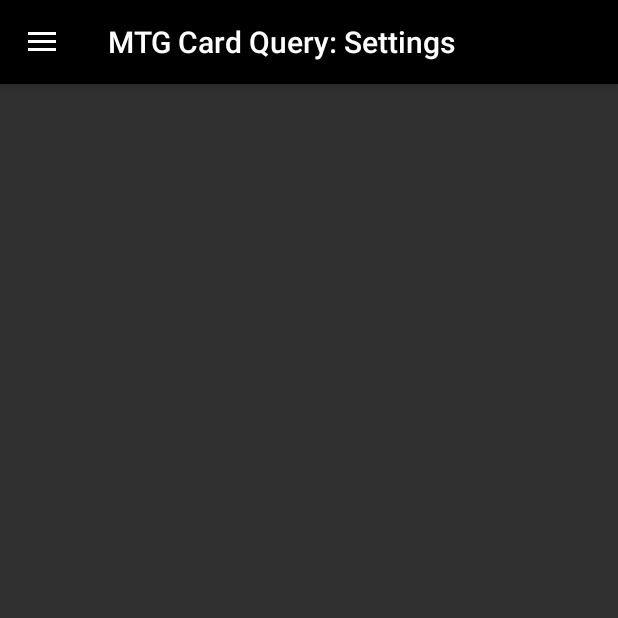
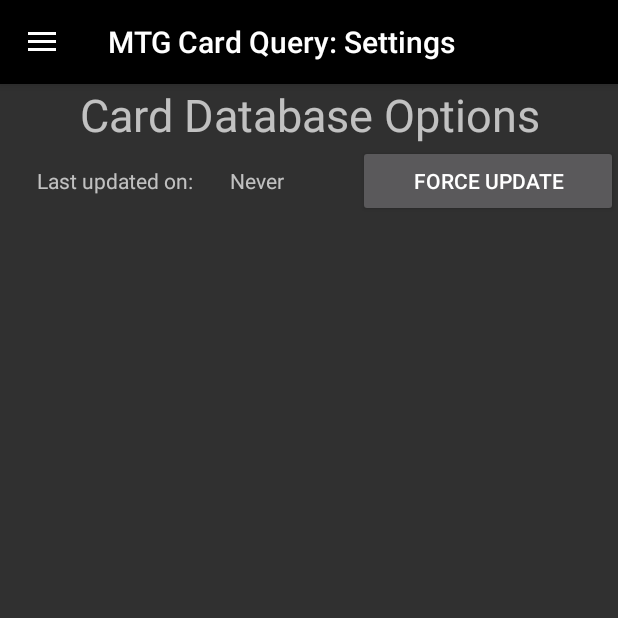
Before and after one commit to axioncloud/MTGCardQuery, an Android app: the screen it shows after launch (MainActivity), in the side drawer, after a tap on "Settings", on a phone screen of 412 x 824 dp, the top half of it. Run offline under Robolectric (Android 15) with nearby library versions, the phone set to English and light mode, and no system bars.

Commit message:
Added new version scheme increments per build (can be viewed in Settings > Apps > This App) Added Settings File Added BackStack traveling prevention (user exits app instead)

```diff
--- a/app/src/main/java/net/skyestudios/mtgcardquery/Fragments/QueryFragment.java
+++ b/app/src/main/java/net/skyestudios/mtgcardquery/Fragments/QueryFragment.java
@@ -14,7 +14,6 @@ import android.view.View;
 import android.view.ViewGroup;
 import android.widget.Button;
 import android.widget.CheckBox;
-import android.widget.TextView;
 
 import net.skyestudios.mtgcardquery.R;
 
@@ -94,20 +93,14 @@ public class QueryFragment extends Fragment implements View.OnClickListener {
     @Override
     public void onCreate(Bundle savedInstanceState) {
         setHasOptionsMenu(true);
-        TextView title = null;
         if (Build.VERSION.SDK_INT >= Build.VERSION_CODES.M) {
             context = getContext();
         } else {
             context = getActivity().getApplicationContext();
         }
-        title = new TextView(context);
-        title.setText("Color Selection");
-        title.setTextAlignment(View.TEXT_ALIGNMENT_CENTER);
-        title.setTextSize(getResources().getDimension(R.dimen.dialog_textsize));
 
         colorDialog = new AlertDialog.Builder(context, R.style.AppTheme_Dialog)
-                .setCustomTitle(title)
-                .setIcon(R.mipmap.ic_launcher)
+                .setTitle("Color Selection")
                 .setView(R.layout.layout_dialog_color)
                 .setCancelable(false)
                 .setPositiveButton("Apply", new DialogInterface.OnClickListener() {
@@ -163,6 +156,12 @@ public class QueryFragment extends Fragment implements View.OnClickListener {
     }
 
     @Override
+    public void onStop() {
+        super.onStop();
+        colorDialog.dismiss();
+    }
+
+    @Override
     public void onResume() {
         openColorDialog = (Button) getActivity().findViewById(R.id.openColorDialog);
         openColorDialog.setOnClickListener(this);
--- a/app/src/main/java/net/skyestudios/mtgcardquery/Fragments/SettingsFragment.java
+++ b/app/src/main/java/net/skyestudios/mtgcardquery/Fragments/SettingsFragment.java
@@ -2,6 +2,7 @@ package net.skyestudios.mtgcardquery.fragments;
 
 
 import android.os.Bundle;
+import android.support.annotation.Nullable;
 import android.support.v4.app.Fragment;
 import android.view.LayoutInflater;
 import android.view.View;
@@ -20,6 +21,10 @@ public class SettingsFragment extends Fragment {
         // Required empty public constructor
     }
 
+    @Override
+    public void onCreate(@Nullable Bundle savedInstanceState) {
+        super.onCreate(savedInstanceState);
+    }
 
     @Override
     public View onCreateView(LayoutInflater inflater, ViewGroup container,
--- a/app/src/main/java/net/skyestudios/mtgcardquery/MainActivity.java
+++ b/app/src/main/java/net/skyestudios/mtgcardquery/MainActivity.java
@@ -2,6 +2,7 @@ package net.skyestudios.mtgcardquery;
 
 
 import android.os.Bundle;
+import android.os.Handler;
 import android.support.annotation.NonNull;
 import android.support.design.widget.NavigationView;
 import android.support.v4.app.Fragment;
@@ -12,25 +13,32 @@ import android.support.v7.app.ActionBarDrawerToggle;
 import android.support.v7.app.AppCompatActivity;
 import android.support.v7.widget.Toolbar;
 import android.view.MenuItem;
+import android.widget.Toast;
 
+import net.skyestudios.mtgcardquery.db.MTGCardDataSource;
 import net.skyestudios.mtgcardquery.fragments.DecksFragment;
 import net.skyestudios.mtgcardquery.fragments.QueryFragment;
 import net.skyestudios.mtgcardquery.fragments.SettingsFragment;
 import net.skyestudios.mtgcardquery.fragments.WishlistFragment;
 
+
 public class MainActivity extends AppCompatActivity implements NavigationView.OnNavigationItemSelectedListener {
 
+    private Boolean backPressedOnce;
     private Toolbar toolbar;
     private DrawerLayout drawer;
     private Fragment fragment;
     private int currentDrawerID;
     private NavigationView navigationView;
     private FragmentManager fragmentManager;
+    private Toast backPressedToast;
 
     @Override
     protected void onCreate(Bundle savedInstanceState) {
         super.onCreate(savedInstanceState);
         setContentView(R.layout.layout_drawer);
+
+        backPressedOnce = false;
 
         drawer = (DrawerLayout) findViewById(R.id.drawer_layout);
         toolbar = (Toolbar) findViewById(R.id.toolbar);
@@ -54,6 +62,9 @@ public class MainActivity extends AppCompatActivity implements NavigationView.On
             currentDrawerID = savedInstanceState.getInt("currentDrawerId");
             displayFragment();
         }
+
+        MTGCardDataSource mtgCardDataSource = new MTGCardDataSource(getApplicationContext());
+        mtgCardDataSource.openDb();
     }
 
     @Override
@@ -107,8 +118,20 @@ public class MainActivity extends AppCompatActivity implements NavigationView.On
     public void onBackPressed() {
         if (drawer.isDrawerOpen(GravityCompat.START)) {
             drawer.closeDrawer(GravityCompat.START, true);
+        } else if (!backPressedOnce) {
+            backPressedOnce = true;
+            backPressedToast = Toast.makeText(getApplicationContext(), "Press back again to exit", Toast.LENGTH_SHORT);
+            backPressedToast.show();
+            Handler handler = new Handler();
+            handler.postDelayed(new Runnable() {
+                @Override
+                public void run() {
+                    backPressedOnce = false;
+                }
+            }, 2500);
         } else {
-            super.onBackPressed();
+            backPressedToast.cancel();
+            finish();
         }
     }
 }
--- a/app/src/main/java/net/skyestudios/mtgcardquery/db/MTGCardSQLiteHelper.java
+++ b/app/src/main/java/net/skyestudios/mtgcardquery/db/MTGCardSQLiteHelper.java
@@ -10,17 +10,60 @@ import android.database.sqlite.SQLiteOpenHelper;
 
 public class MTGCardSQLiteHelper extends SQLiteOpenHelper {
 
-    public MTGCardSQLiteHelper(Context context, String name, SQLiteDatabase.CursorFactory factory, int version) {
-        super(context, name, factory, version);
+    public static final String TABLE_NAME = "CARDS";
+    private static final String DB_NAME = "cards.sqlite";
+
+    public MTGCardSQLiteHelper(Context context) {
+        super(context, DB_NAME, null, 1);
     }
 
     @Override
     public void onCreate(SQLiteDatabase sqLiteDatabase) {
-
+        String sql = "CREATE TABLE " + TABLE_NAME + " (" +
+                CardColumns.id + " INTEGER PRIMARY KEY AUTOINCREMENT NOT NULL  UNIQUE , " +
+                CardColumns.name + " TEXT , " +
+                CardColumns.layout + " TEXT , " +
+                CardColumns.cmc + " TEXT , " +
+                CardColumns.manaCost + " NUMERIC , " +
+                CardColumns.colors + " TEXT , " +
+                CardColumns.type + " TEXT , " +
+                CardColumns.types + " TEXT , " +
+                CardColumns.subtypes + " TEXT , " +
+                CardColumns.text + " TEXT , " +
+                CardColumns.power + " TEXT , " +
+                CardColumns.toughness + " TEXT , " +
+                CardColumns.imageName + " TEXT , " +
+                CardColumns.printings + " TEXT , " +
+                CardColumns.source + " TEXT , " +
+                CardColumns.rulings + " TEXT , " +
+                CardColumns.colorIdentity + " TEXT , " +
+                CardColumns.legalities + " TEXT , " +
+                CardColumns.supertypes + " TEXT , " +
+                CardColumns.starter + " TEXT , " +
+                CardColumns.loyalty + " INTEGER , " +
+                CardColumns.hand + " INTEGER , " +
+                CardColumns.life + " INTEGER , " +
+                CardColumns.names + " TEXT )";
+        sqLiteDatabase.execSQL(sql);
     }
 
     @Override
     public void onUpgrade(SQLiteDatabase sqLiteDatabase, int i, int i1) {
 
     }
+
+    public enum CardColumns {
+        id,
+        name, layout, manaCost,
+        cmc, colors,
+        type, types,
+        subtypes, text,
+        power, toughness,
+        imageName, printings,
+        legalities, colorIdentity,
+        rulings, source,
+        supertypes, starter,
+        loyalty, hand,
+        life, names
+    }
 }
--- a/app/src/main/res/layout/fragment_settings.xml
+++ b/app/src/main/res/layout/fragment_settings.xml
@@ -6,4 +6,59 @@
 
     <!-- TODO: Update blank fragment layout -->
 
+    <ScrollView
+        android:layout_width="match_parent"
+        android:layout_height="match_parent">
+
+        <LinearLayout
+            android:layout_width="match_parent"
+            android:layout_height="wrap_content"
+            android:orientation="vertical">
+
+            <LinearLayout
+                android:layout_width="match_parent"
+                android:layout_height="match_parent"
+                android:orientation="vertical">
+
+                <TextView
+                    android:id="@+id/textView"
+                    android:layout_width="match_parent"
+                    android:layout_height="wrap_content"
+                    android:layout_weight="1"
+                    android:text="Card Database Options"
+                    android:textAlignment="center"
+                    android:textSize="30sp" />
+
+                <LinearLayout
+                    android:layout_width="match_parent"
+                    android:layout_height="match_parent"
+                    android:orientation="horizontal">
+
+                    <TextView
+                        android:id="@+id/databaselastupdatelabel_TextView"
+                        android:layout_width="wrap_content"
+                        android:layout_height="wrap_content"
+                        android:layout_weight="1"
+                        android:text="Last updated on:"
+                        android:textAlignment="center" />
+
+                    <TextView
+                        android:id="@+id/databaselastupdate_TextView"
+                        android:layout_width="wrap_content"
+                        android:layout_height="wrap_content"
+                        android:layout_weight="1"
+                        android:text="Never" />
+
+                    <Button
+                        android:id="@+id/force_updateButton"
+                        android:layout_width="wrap_content"
+                        android:layout_height="wrap_content"
+                        android:layout_weight="1"
+                        android:text="Force Update" />
+                </LinearLayout>
+            </LinearLayout>
+
+        </LinearLayout>
+    </ScrollView>
+
 </FrameLayout>
--- a/app/src/main/res/layout/layout_dialog_color.xml
+++ b/app/src/main/res/layout/layout_dialog_color.xml
@@ -1,5 +1,5 @@
 <?xml version="1.0" encoding="utf-8"?>
-<RelativeLayout xmlns:android="http://schemas.android.com/apk/res/android"
+<ScrollView xmlns:android="http://schemas.android.com/apk/res/android"
     android:layout_width="wrap_content"
     android:layout_height="wrap_content">
 
@@ -60,4 +60,4 @@
             android:textColor="@android:color/white"
             android:theme="@style/AppTheme.CheckBoxStyle_Colorless" />
     </LinearLayout>
-</RelativeLayout>
+</ScrollView>
--- a/app/src/main/res/values/dimens.xml
+++ b/app/src/main/res/values/dimens.xml
@@ -2,7 +2,6 @@
     <!-- Default screen margins, per the Android Design guidelines. -->
     <dimen name="activity_horizontal_margin">16dp</dimen>
     <dimen name="activity_vertical_margin">16dp</dimen>
-    <dimen name="dialog_textsize">12sp</dimen>
     <dimen name="nav_header_height">140dp</dimen>
     <dimen name="nav_header_width">210dp</dimen>
 </resources>
```
Also changed, not shown: app/build.gradle (+28 -4 lines), app/src/main/java/net/skyestudios/mtgcardquery/assets/AssetProcessor.java (+74 -28 lines), app/src/main/java/net/skyestudios/mtgcardquery/data/Card.java (+233 -0 lines), app/src/main/java/net/skyestudios/mtgcardquery/data/Settings.java (added, +10 -0 lines), app/src/main/java/net/skyestudios/mtgcardquery/db/MTGCardDataSource.java (+51 -0 lines), 1 other file.
